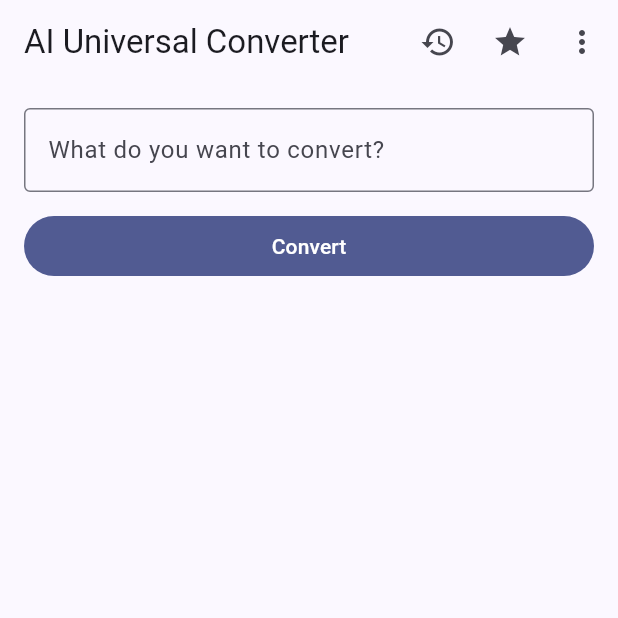
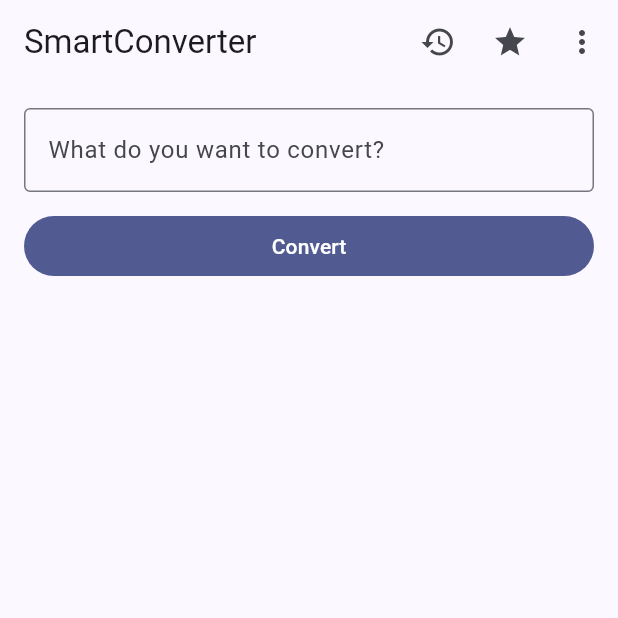
Before and after one commit to sarayuth369/auc, a Flutter app: the screen it shows after launch, on a phone screen of 412 x 824 dp, the top half of it. Run offline on Flutter 3.47's test engine with Material 3 defaults, Android fonts, the phone set to English and light mode, and no system bars; our stand-ins replace google_mobile_ads, share_plus, shared_preferences; network calls fail.

Commit message:
feat: rebrand app bar title, use transparent-background app icon
- AppBar/MaterialApp title changed from "AI Universal Converter" to
  "SmartConverter" (home screen top bar + task-switcher title).
- Replaced legacy app_icon_1024.png (baked-in white circle) with the new
  background-removed app_icon_512.png as the single launcher icon source;
  regenerated the adaptive-icon foreground from it (fully transparent
  corners) and set adaptive_icon_background to transparent (#00000000) so
  installed icon shows no white disc behind the logo.
- Regenerated Android mipmap/drawable launcher icon assets via
  flutter_launcher_icons.
- Added standard icon size exports (512/192/144/96/72/48) to assets/icons.
- About screen now displays the new transparent icon.
- Updated widget_test.dart title assertion to match.

Co-Authored-By: Claude Sonnet 5 <noreply@anthropic.com>

```diff
--- a/lib/app.dart
+++ b/lib/app.dart
@@ -28,7 +28,7 @@ class AucApp extends StatelessWidget {
       valueListenable: themeModeNotifier,
       builder: (context, themeMode, _) {
         return MaterialApp(
-          title: 'AI Universal Converter',
+          title: 'SmartConverter',
           debugShowCheckedModeBanner: false,
           themeMode: themeMode,
           theme: ThemeData(
--- a/lib/ui/about/about_screen.dart
+++ b/lib/ui/about/about_screen.dart
@@ -38,7 +38,7 @@ class AboutScreen extends StatelessWidget {
               child: ClipRRect(
                 borderRadius: BorderRadius.circular(20),
                 child: Image.asset(
-                  'assets/icons/app_icon_1024.png',
+                  'assets/icons/app_icon_512.png',
                   width: 96,
                   height: 96,
                 ),
--- a/lib/ui/home/home_screen.dart
+++ b/lib/ui/home/home_screen.dart
@@ -156,7 +156,7 @@ class _HomeScreenState extends State<HomeScreen> {
   Widget build(BuildContext context) {
     return Scaffold(
       appBar: AppBar(
-        title: const Text('AI Universal Converter'),
+        title: const Text('SmartConverter'),
         actions: [
           IconButton(
             tooltip: 'History',
--- a/pubspec.yaml
+++ b/pubspec.yaml
@@ -72,7 +72,7 @@ flutter:
   # To add assets to your application, add an assets section, like this:
   assets:
     - assets/data/units.json
-    - assets/icons/app_icon_1024.png
+    - assets/icons/app_icon_512.png
   # images/a_dot_burr.jpeg
   #   - images/a_dot_ham.jpeg
 
@@ -109,8 +109,8 @@ flutter:
 # squircle launcher mask.
 flutter_launcher_icons:
   android: true
-  image_path: "assets/icons/app_icon_1024.png"
-  adaptive_icon_background: "#FFFFFF"
+  image_path: "assets/icons/app_icon_512.png"
+  adaptive_icon_background: "#00000000"
   adaptive_icon_foreground: "assets/icons/app_icon_adaptive_foreground.png"
   # Our own foreground image already scales content into the safe zone
   # (see assets/icons/_generate_adaptive_foreground.py); disable the
```
Also changed, not shown: assets/icons/app_icon_1024.png (deleted), assets/icons/app_icon_144.png (added), assets/icons/app_icon_192.png (added), assets/icons/app_icon_48.png (added), assets/icons/app_icon_512.png (added), assets/icons/app_icon_72.png (added), assets/icons/app_icon_96.png (added), assets/icons/app_icon_adaptive_foreground.png, 13 other files.
